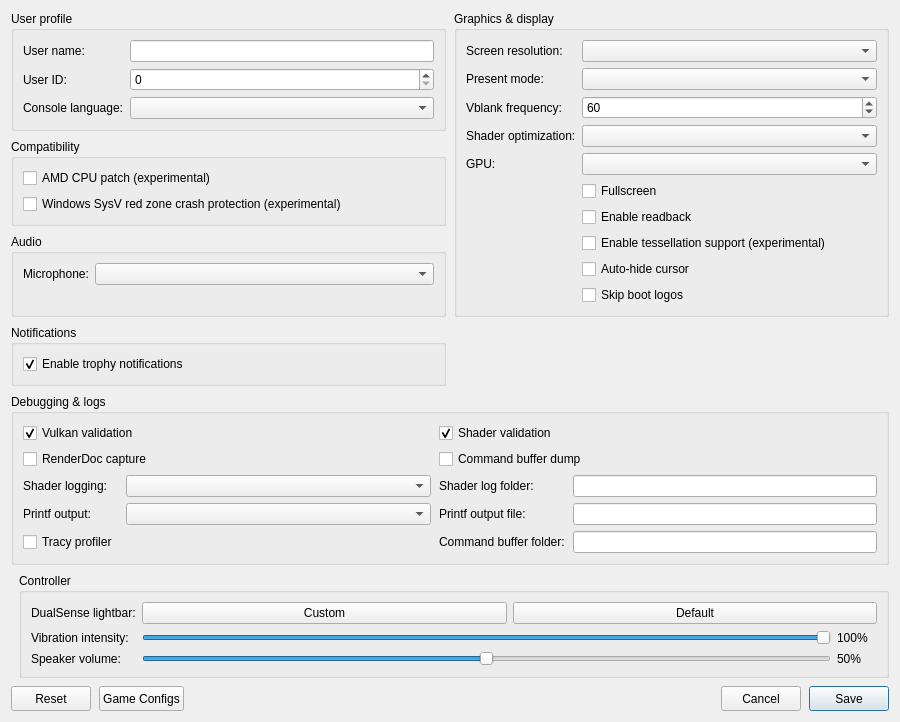
Above: src/launcher/forms/configuration_edit_dialog.ui from 0wn1/KytyPS5 before the change. Below: the same form after it.
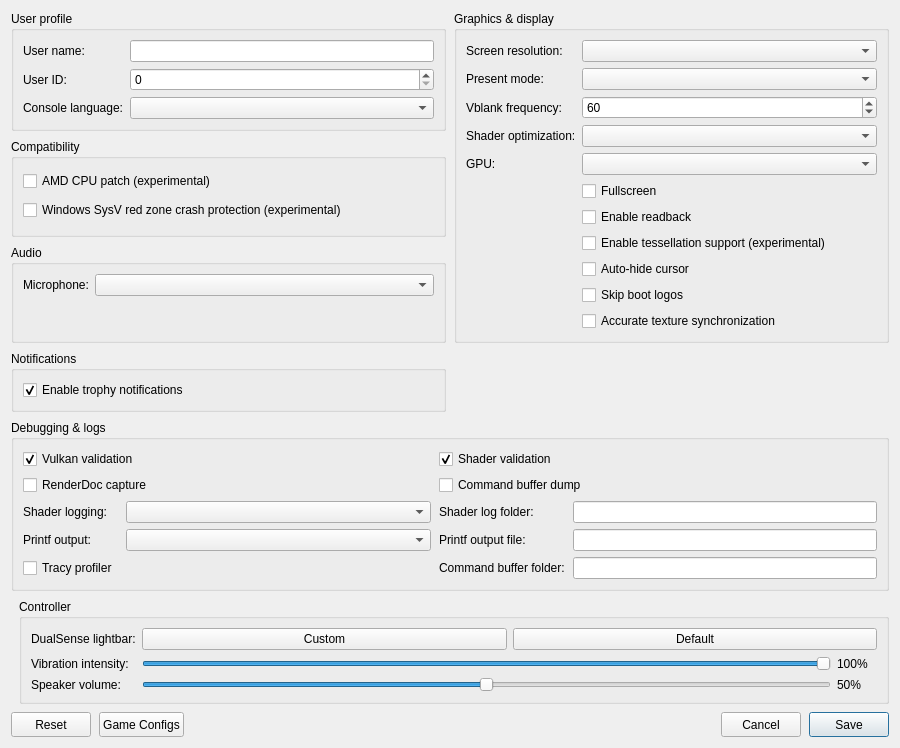
That is the form after the change. Custom widgets are drawn as their Qt base class.

Commit message: graphics: make raw image synchronization an opt-in setting

What changed in the file:
```diff
--- a/src/launcher/forms/configuration_edit_dialog.ui
+++ b/src/launcher/forms/configuration_edit_dialog.ui
@@ -185,6 +185,12 @@
           <property name="text"><string>Skip boot logos</string></property>
          </widget>
         </item>
+        <item row="10" column="1">
+         <widget class="QCheckBox" name="checkBox_sync_raw_image_buffers">
+          <property name="toolTip"><string>Can fix missing textures and incorrect transparency in some games. May reduce performance.</string></property>
+          <property name="text"><string>Accurate texture synchronization</string></property>
+         </widget>
+        </item>
        </layout>
       </widget>
      </item>
```
The commit also changes 9 other files.
